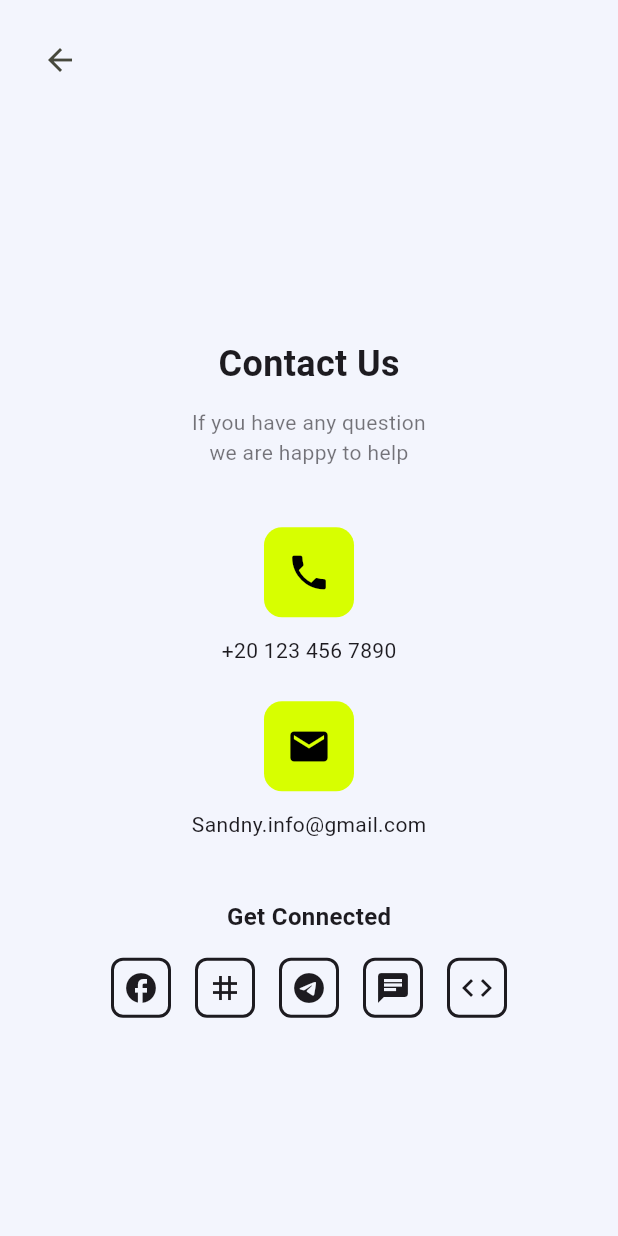
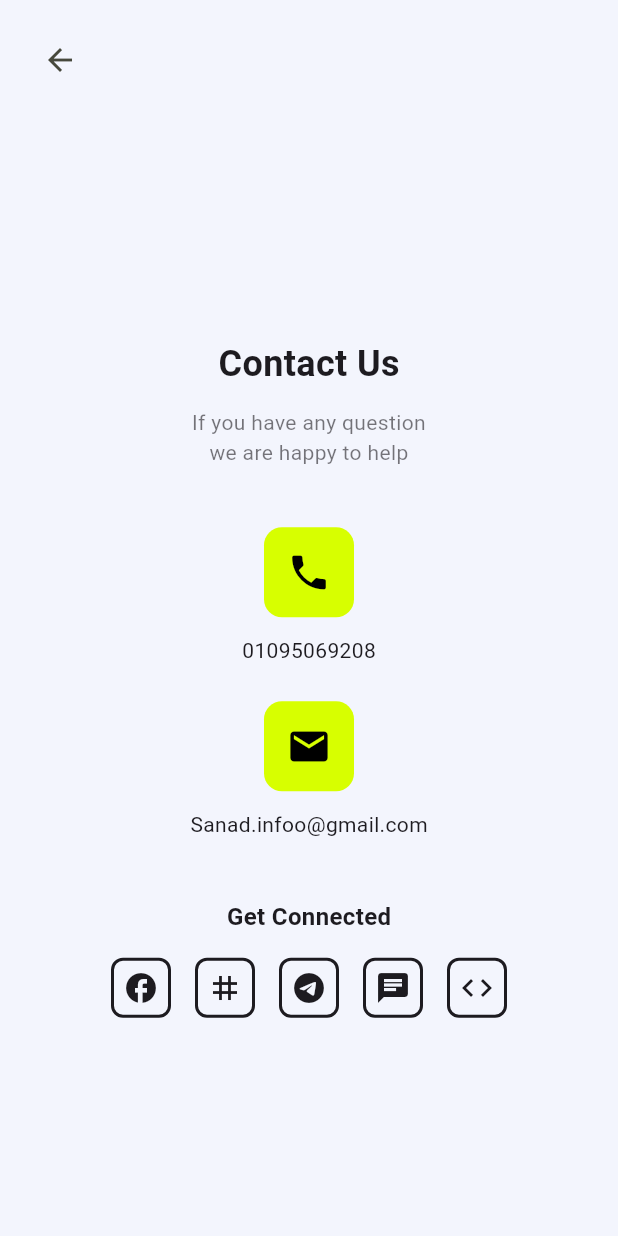
Before and after one commit to Salamoon-Hany/mobile_app_project, a Flutter app: the MyHomePage screen opened directly, item 4 of the bottom bar chosen, after a tap on "Contact us", on a phone screen of 412 x 824 dp. Run offline on Flutter 3.47's test engine with Material 3 defaults, Android fonts, the phone set to English and light mode, and no system bars; our stand-ins replace cloud_firestore, device_preview, firebase_auth, firebase_core, flutter_svg, geolocator and 2 more; missing offline and left inert: dart:html, dart:js_interop, dart:ui_web; accounts and stored records are empty.

Commit message:
Update SANAD administrator email and Contact Us email and phone

```diff
--- a/lib/screens/dashboard.dart
+++ b/lib/screens/dashboard.dart
@@ -679,7 +679,7 @@ class _MyHomePageState extends State<MyHomePage> {
                       ),
                       const SizedBox(height: 12),
                       AppText(
-                        '+20 123 456 7890',
+                        '01095069208',
                         style: TextStyle(
                           fontSize: 14,
                           color: Theme.of(context).textTheme.bodyMedium?.color,
@@ -698,7 +698,7 @@ class _MyHomePageState extends State<MyHomePage> {
                       ),
                       const SizedBox(height: 12),
                       AppText(
-                        'Sandny.info@gmail.com',
+                        'Sanad.infoo@gmail.com',
                         style: TextStyle(
                           fontSize: 14,
                           color: Theme.of(context).textTheme.bodyMedium?.color,
```
Also changed, not shown: 2 other files.
